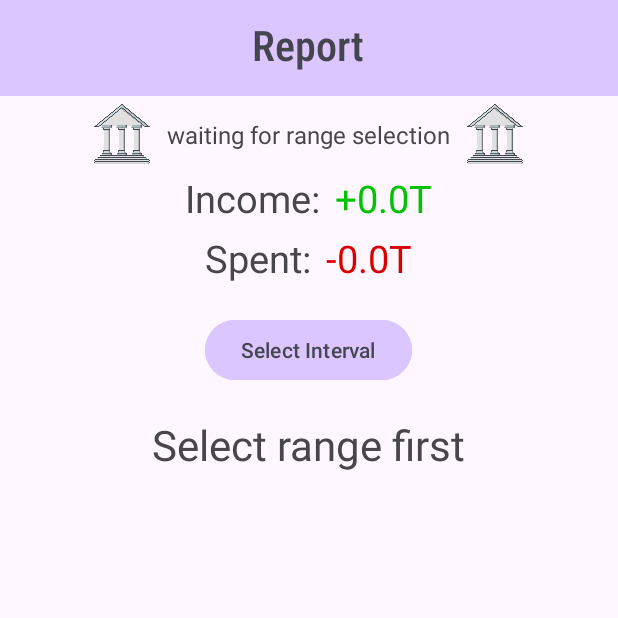
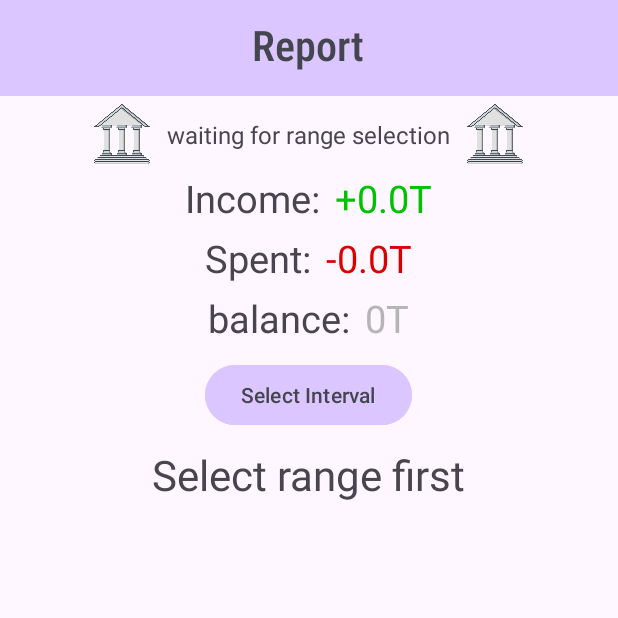
Before and after one commit to SJH14o3/Cards-Transactions-Management, an Android app: the ReportActivity screen opened directly, with no data from a screen before it, on a phone screen of 412 x 824 dp, the top half of it. Run offline under Robolectric (Android 15) with nearby library versions, the phone set to English and light mode, and no system bars; 1 statement that could not run was skipped.

Commit message:
Balance will be shown in report now Project is finished for now maybe in future I might come back to it.

```diff
--- a/app/src/main/java/com/sjh14o3/transactionsManager/MainAdaptor.kt
+++ b/app/src/main/java/com/sjh14o3/transactionsManager/MainAdaptor.kt
@@ -242,8 +242,9 @@ class MainAdaptor(cards: Array<DebitCard>, private val context: Context, private
                             Statics.getTransactionDatabase().deleteAllCardTransactions(card.getId())
                             activity.refreshCards()
                             dialog.dismiss()
-                            Snackbar.make(activity.window.decorView.findViewById(R.id.coordinate_layout), "Card was deleted", Snackbar.LENGTH_INDEFINITE).setAction("OK", View.OnClickListener {
-                            }).show()
+                            Snackbar.make(activity.window.decorView.findViewById(R.id.coordinate_layout), "Card was deleted", Snackbar.LENGTH_INDEFINITE).setAction("OK"
+                            ) {
+                            }.show()
                         }.setMessage("Do you want to delete ${card.getTitle()}?\nAll of the information" +
                                 "including transactions of the card will be lost forever")
                     val dialog: AlertDialog = builder.create()
--- a/app/src/main/java/com/sjh14o3/transactionsManager/TransactionsAdaptor.kt
+++ b/app/src/main/java/com/sjh14o3/transactionsManager/TransactionsAdaptor.kt
@@ -136,7 +136,7 @@ class TransactionsAdaptor(private var transactions: Array<Transaction>, private
                         .setNegativeButton("Cancel") { dialog, _ ->
                             dialog.dismiss()
                         }
-                        .setPositiveButton("Delete") { dialog, _ ->
+                        .setPositiveButton("Delete") { _, _ ->
                             deleteShowAskForUpdateRowsTransaction(transaction)
                         }.setMessage("This Transaction Will be deleted for ever!")
                         .create().show()
@@ -155,7 +155,7 @@ class TransactionsAdaptor(private var transactions: Array<Transaction>, private
                         "Do you want to automatically change remain of next transactions?" +
                         "be aware that if during modifying next transactions, if a transaction remain" +
                         "become negative, this will failed and you have to change them manually")
-                .setPositiveButton("Update") { dialog, _ ->
+                .setPositiveButton("Update") { _, _ ->
                     if (Statics.getTransactionDatabase().updateNextRowsRemain(transaction.getDateAndTimeAsLong(),
                             transaction.getChange(), cardID)) {
                         Statics.getTransactionDatabase().deleteTransaction(transaction.getId())
--- a/app/src/main/java/com/sjh14o3/transactionsManager/data/DebitCard.kt
+++ b/app/src/main/java/com/sjh14o3/transactionsManager/data/DebitCard.kt
@@ -41,9 +41,9 @@ class DebitCard: Serializable {
         checkExpired()
     }
 
-    fun isExpired(): Boolean {
+    /*fun isExpired(): Boolean {
         return isExpired
-    }
+    }*/
 
     fun getId(): Int {
         return id
--- a/app/src/main/java/com/sjh14o3/transactionsManager/data/Transaction.kt
+++ b/app/src/main/java/com/sjh14o3/transactionsManager/data/Transaction.kt
@@ -249,8 +249,6 @@ class Transaction: Serializable {
             }
             val formattedMonth = if (month < 10) "0$month" else month.toString()
             val limit = "${year}${formattedMonth}${time.substring(6)}".toLong()
-            println("MYLOG: LIMIT = $limit")
-            println("MYLOG: current = ${Statics.getExactTime()}")
             return limit > Statics.getExactTime()
         }
     }
--- a/app/src/main/res/layout/activity_report.xml
+++ b/app/src/main/res/layout/activity_report.xml
@@ -131,6 +131,33 @@
                     android:layout_toEndOf="@id/text_spent_lit"
                     tools:ignore="HardcodedText" />
             </RelativeLayout>
+            <RelativeLayout
+                android:layout_width="wrap_content"
+                android:layout_height="wrap_content"
+                android:layout_centerHorizontal="true"
+                android:layout_below="@id/spent_banner"
+                android:layout_marginTop="5dp"
+                android:id="@+id/balance_banner">
+
+                <TextView
+                    android:layout_width="wrap_content"
+                    android:layout_height="wrap_content"
+                    android:text="balance:"
+                    android:textSize="25sp"
+                    android:id="@+id/text_balance_lit"
+                    />
+                <TextView
+                    android:layout_width="wrap_content"
+                    android:layout_height="wrap_content"
+                    android:text="0T"
+                    android:textColor="@color/disabled_background"
+                    android:textSize="25sp"
+                    android:layout_marginStart="10dp"
+                    android:id="@+id/text_balance"
+                    android:layout_toEndOf="@id/text_balance_lit"
+                    tools:ignore="HardcodedText" />
+            </RelativeLayout>
+
 
             <Button
                 android:layout_width="wrap_content"
@@ -139,8 +166,8 @@
                 android:backgroundTint="@color/lavender"
                 android:textColor="@color/text_fill_on_lavender"
                 android:id="@+id/select_interval"
-                android:layout_below="@id/spent_banner"
-                android:layout_margin="20dp"
+                android:layout_below="@id/balance_banner"
+                android:layout_margin="10dp"
                 android:layout_centerHorizontal="true"/>
 
             <TextView
```
Also changed, not shown: app/src/main/java/com/sjh14o3/transactionsManager/CardOverviewActivity.kt (+4 -4 lines), app/src/main/java/com/sjh14o3/transactionsManager/MainActivity.kt (+5 -16 lines), app/src/main/java/com/sjh14o3/transactionsManager/ReportActivity.kt (+13 -1 lines), app/src/main/java/com/sjh14o3/transactionsManager/Test.kt (deleted, +0 -24 lines), app/src/main/java/com/sjh14o3/transactionsManager/TransactionModifyActivity.kt (+12 -11 lines), app/src/main/java/com/sjh14o3/transactionsManager/database/CardDatabase.kt (+9 -9 lines), app/src/main/java/com/sjh14o3/transactionsManager/database/TransactionDatabase.kt (+4 -10 lines), app/src/main/res/menu/nav_main_items.xml (+0 -10 lines).
